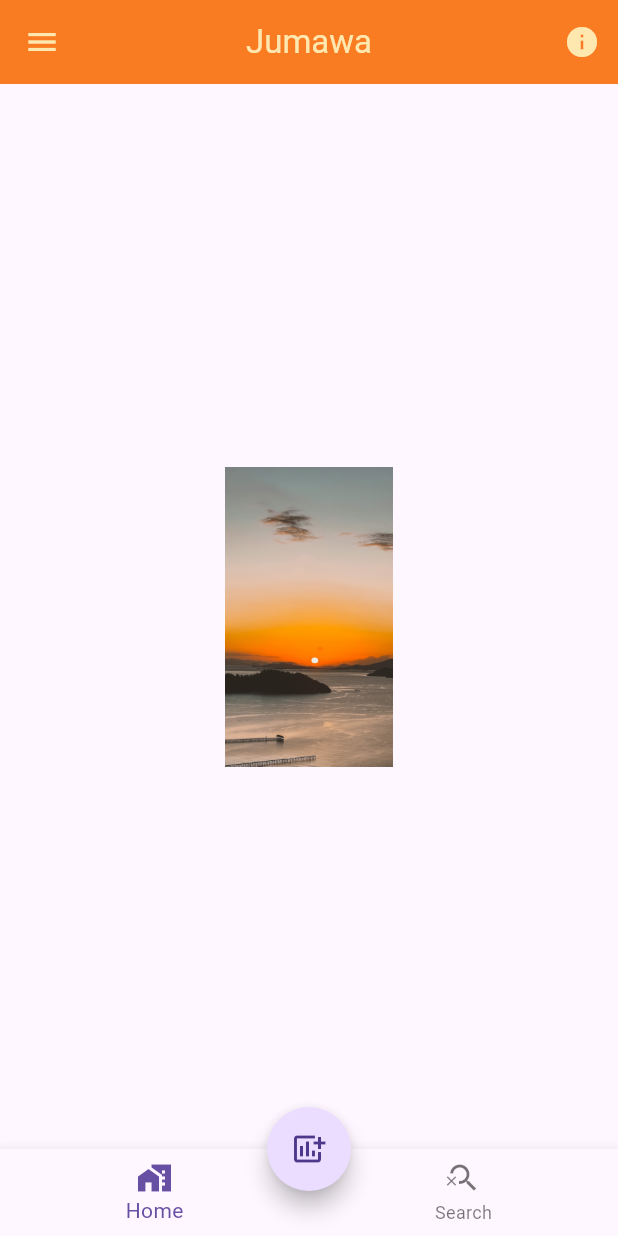
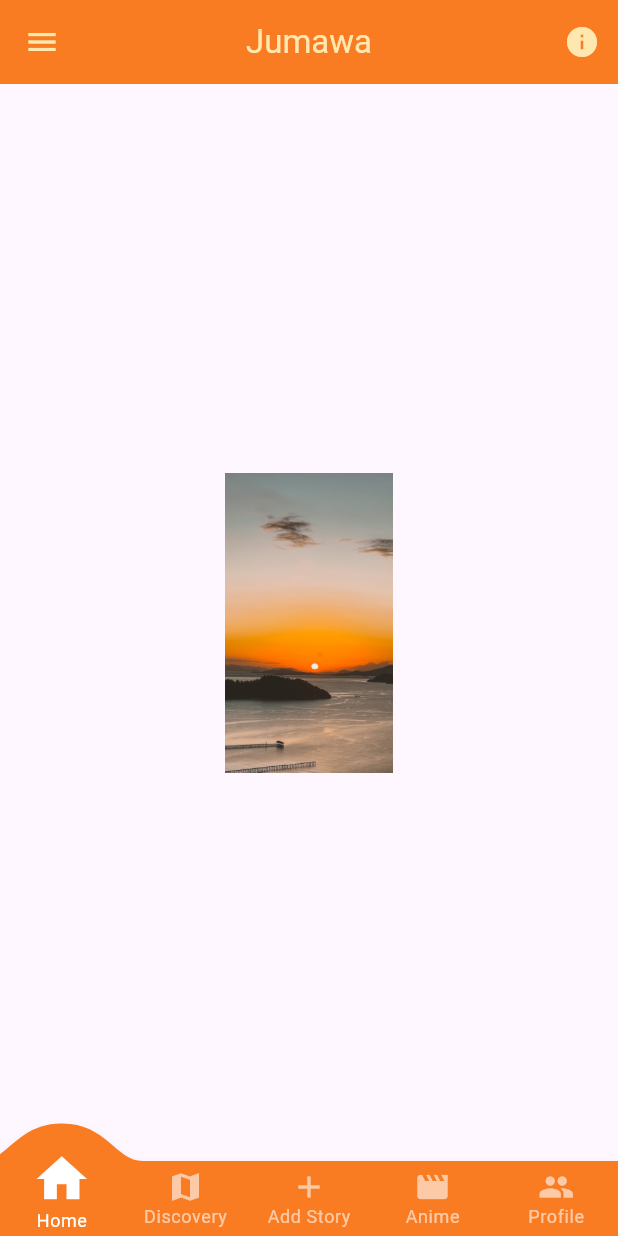
Before and after one commit to kazaliika/portofolio, a Flutter app: the screen it shows after launch, on a phone screen of 412 x 824 dp. Run offline on Flutter 3.47's test engine with Material 3 defaults, Android fonts, the light colour scheme and no system bars; drawn by our look-alikes of convex_bottom_bar; our stand-ins replace flutter_svg.

Commit message:
buat file bottom navbar

```diff
--- a/lib/ui/home_screen.dart
+++ b/lib/ui/home_screen.dart
@@ -1,10 +1,17 @@
+import 'package:convex_bottom_bar/convex_bottom_bar.dart';
 import 'package:flutter/material.dart';
 import 'package:portofolio/login/page_splash.dart';
 import 'package:portofolio/ui/info_detail_screen.dart';
 import 'package:portofolio/ui/add_story_screen.dart';
 
-class HomeScreen extends StatelessWidget {
+class HomeScreen extends StatefulWidget {
   const HomeScreen({super.key});
+
+  @override
+  State<HomeScreen> createState() => _HomeScreenState();
+}
+
+class _HomeScreenState extends State<HomeScreen> {
   @override
   Widget build(BuildContext context) {
     return Scaffold(
@@ -26,24 +33,19 @@ class HomeScreen extends StatelessWidget {
           ),
         ),
         drawer: _Drawer(context),
-      floatingActionButton: FloatingActionButton(
-        shape: CircleBorder(),
-        onPressed: () {
-          Navigator.push(context,
-              MaterialPageRoute(builder: (context) => AddStoryScreen()));
-        },
-        child: Icon(Icons.add_chart),
-      ),
-      floatingActionButtonLocation: FloatingActionButtonLocation.centerDocked,
-      bottomNavigationBar: BottomNavigationBar(
-        items: <BottomNavigationBarItem>[
-          BottomNavigationBarItem(
-              icon: Icon(Icons.home_work_sharp), label: 'Home'),
-          BottomNavigationBarItem(
-              icon: Icon(Icons.search_off), label: 'Search'),
+        bottomNavigationBar: ConvexAppBar(
+          style: TabStyle.react,
+
+          items: [
+            TabItem(icon: Icons.home, title: 'Home'),
+            TabItem(icon: Icons.map, title: 'Discovery'),
+            TabItem(icon: Icons.add, title: 'Add Story'),
+            TabItem(icon: Icons.movie, title: 'Anime'),
+            TabItem(icon: Icons.people, title: 'Profile'),
           ],
-      ),
-    );
+          backgroundColor: Color(0xFFF97B22),
+          // onTap: (int i) => print('click index=$i'),
+        ));
   }
 
   Drawer _Drawer(context) => Drawer(
```
Also changed, not shown: pubspec.yaml (+6 -15 lines), lib/ui/bottom_nav_bar.dart (added), pubspec.lock. Lines whose indentation alone changed are shown as unchanged.
